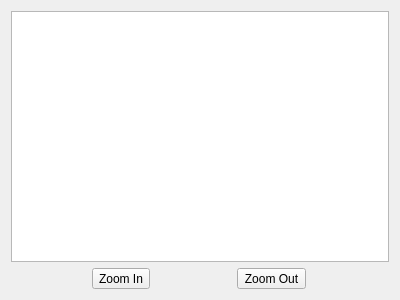
eisnerd/rockbox, file utils/themeeditor/gui/skinviewer.ui: the form before one commit.
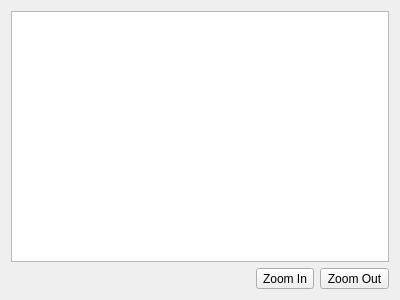
The form after the commit.

Patch:
```diff
--- a/utils/themeeditor/gui/skinviewer.ui
+++ b/utils/themeeditor/gui/skinviewer.ui
@@ -19,6 +19,19 @@
    </item>
    <item>
     <layout class="QHBoxLayout" name="horizontalLayout">
+     <item>
+      <spacer name="horizontalSpacer">
+       <property name="orientation">
+        <enum>Qt::Horizontal</enum>
+       </property>
+       <property name="sizeHint" stdset="0">
+        <size>
+         <width>40</width>
+         <height>20</height>
+        </size>
+       </property>
+      </spacer>
+     </item>
      <item>
       <widget class="QToolButton" name="zoomInButton">
        <property name="text">
```
Left out of the diff: 6 changed lines with no effect on the pictures.
